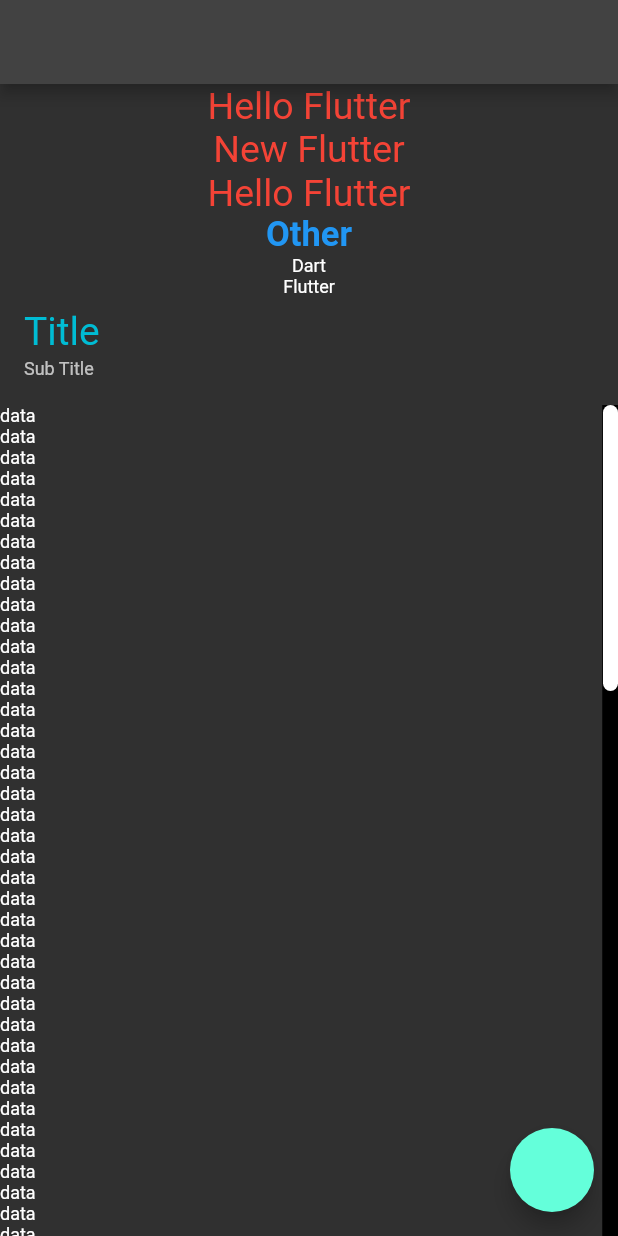
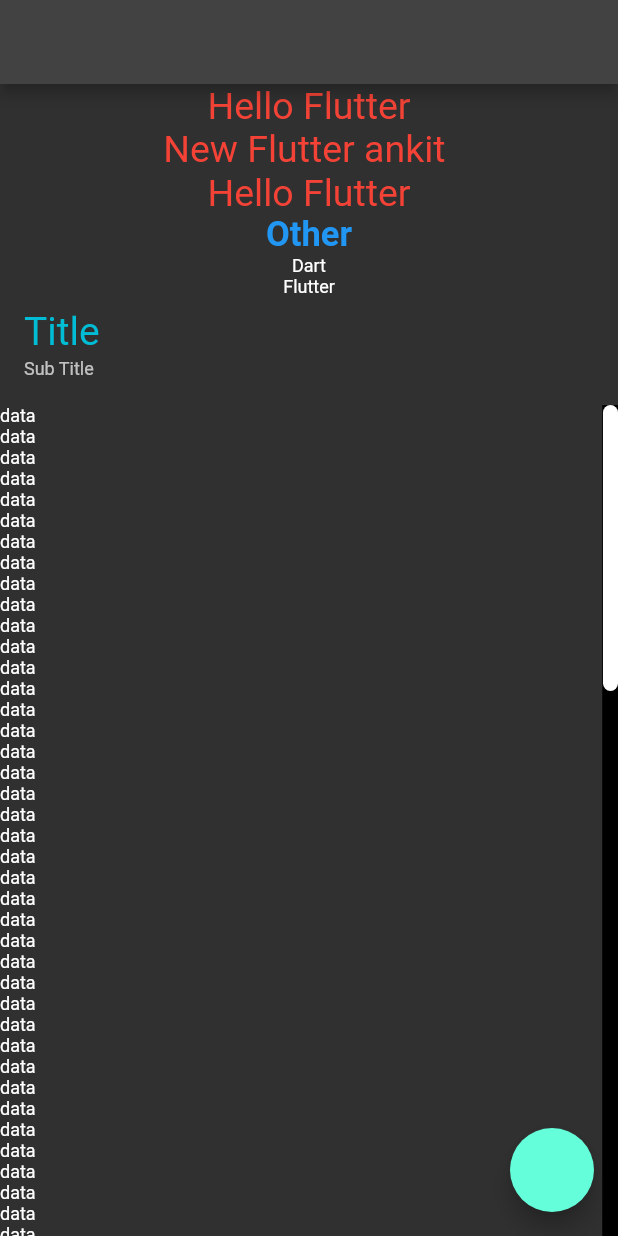
Before and after one commit to Pankaj-pm/new, a Flutter app: the screen it shows after launch, on a phone screen of 412 x 824 dp. Run offline on Flutter 3.47's test engine with Material 2 defaults, Android fonts, the phone set to English and light mode, and no system bars.

Commit message:
ankit change

```diff
--- a/lib/main.dart
+++ b/lib/main.dart
@@ -80,7 +80,7 @@ class _FirstPageState extends State<FirstPage> {
             style: TextStyle(fontSize: 25, color: Colors.red),
           ),
           Text(
-            "New Flutter",
+            "New Flutter ankit ",
             style: TextStyle(fontSize: 25, color: Colors.red),
           ),
           Text(
```
